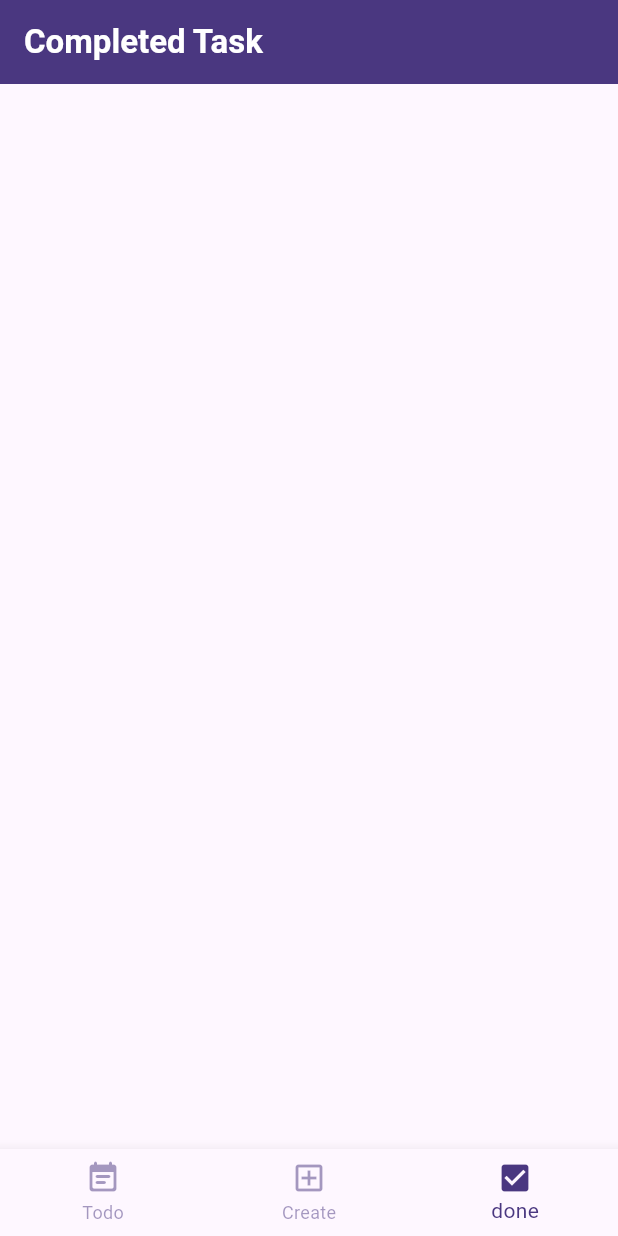
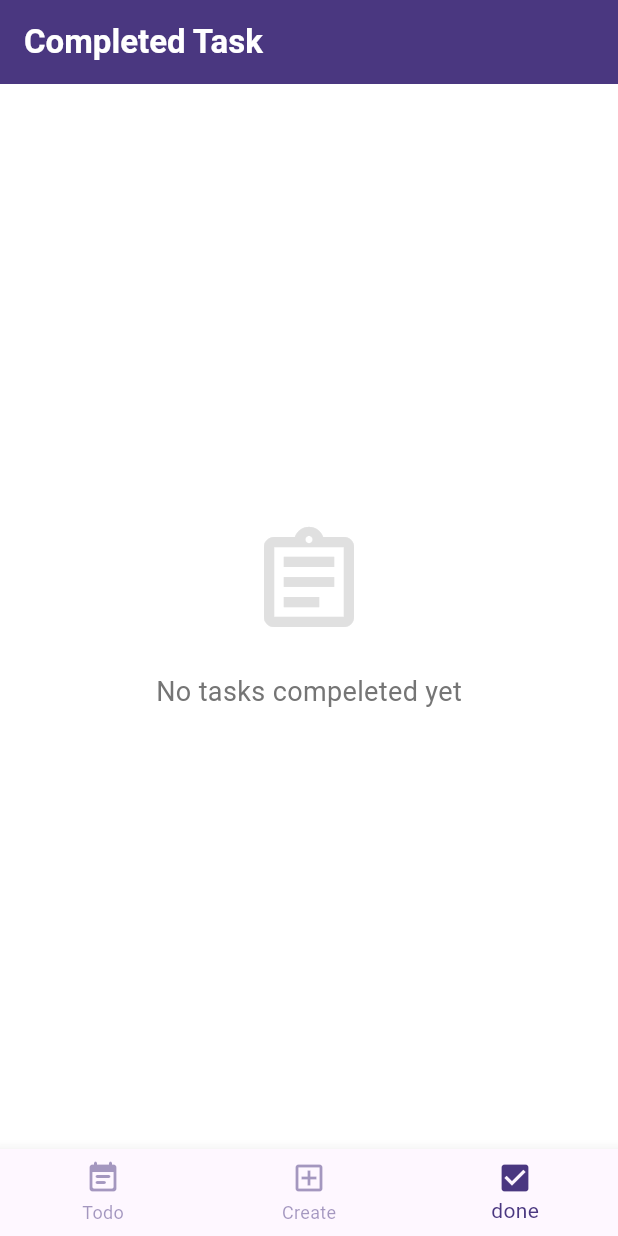
Before and after one commit to jaganprasad093/todo-app_nuox, a Flutter app: the screen it shows after launch, item 3 of the bottom bar chosen, on a phone screen of 412 x 824 dp. Run offline on Flutter 3.47's test engine with Material 3 defaults, Android fonts, the phone set to English and light mode, and no system bars; our stand-ins replace flutter_local_notifications, flutter_timezone, hive_flutter, permission_handler, timezone; accounts and stored records are empty.

```diff
--- a/lib/view/create_task/create_task.dart
+++ b/lib/view/create_task/create_task.dart
@@ -44,7 +44,9 @@ class _CreateTaskState extends State<CreateTask> {
     final isSmallScreen = MediaQuery.of(context).size.width < 600;
 
     return Scaffold(
+      backgroundColor: ColorConstnats.primarywhite,
       appBar: AppBar(
+        automaticallyImplyLeading: false,
         backgroundColor: ColorConstnats.backgroundColor,
         title: Text(
           widget.isedit ? "Update task" : "Add New Task",
--- a/lib/view/done_page/done_page.dart
+++ b/lib/view/done_page/done_page.dart
@@ -25,7 +25,9 @@ class _DonePageState extends State<DonePage> {
   @override
   Widget build(BuildContext context) {
     return Scaffold(
+      backgroundColor: ColorConstnats.primarywhite,
       appBar: AppBar(
+        automaticallyImplyLeading: false,
         backgroundColor: ColorConstnats.backgroundColor,
         title: Text(
           "Completed Task",
@@ -36,7 +38,28 @@ class _DonePageState extends State<DonePage> {
       body: Consumer<HomepageController>(
         builder: (context, value, child) => Padding(
           padding: const EdgeInsets.all(8.0),
-          child: ListView.separated(
+          child: HomepageController.completedKeys.isEmpty
+              ? Center(
+                  child: Column(
+                    mainAxisAlignment: MainAxisAlignment.center,
+                    children: [
+                      Icon(
+                        Icons.assignment_outlined,
+                        size: 80,
+                        color: Colors.grey[300],
+                      ),
+                      const SizedBox(height: 20),
+                      Text(
+                        "No tasks compeleted yet",
+                        style: TextStyle(
+                          fontSize: 18,
+                          color: Colors.grey[600],
+                        ),
+                      ),
+                    ],
+                  ),
+                )
+              : ListView.separated(
                   itemBuilder: (context, index) {
                     final currentKey = HomepageController.completedKeys[index];
                     final currentElement =
--- a/lib/view/homepage/homepage.dart
+++ b/lib/view/homepage/homepage.dart
@@ -28,6 +28,7 @@ class _HomepageState extends State<Homepage> {
     return Scaffold(
       backgroundColor: Colors.grey[50],
       appBar: AppBar(
+        automaticallyImplyLeading: false,
         backgroundColor: ColorConstnats.backgroundColor,
         elevation: 4,
         shadowColor: Colors.black.withValues(alpha: .2),
--- a/lib/view_model/notification_controller.dart
+++ b/lib/view_model/notification_controller.dart
@@ -133,6 +133,7 @@ class NotificationController with ChangeNotifier {
     // required String sound,
   }) async {
     await flutterLocalNotificationsPlugin.zonedSchedule(
+      androidScheduleMode: AndroidScheduleMode.exactAllowWhileIdle,
       id,
       'It\'s time to drink water!',
       'After drinking, touch the cup to confirm',
@@ -147,7 +148,7 @@ class NotificationController with ChangeNotifier {
           // sound: RawResourceAndroidNotificationSound(sound),
         ),
       ),
-      androidAllowWhileIdle: true,
+      // androidAllowWhileIdle: true,
       uiLocalNotificationDateInterpretation:
           UILocalNotificationDateInterpretation.absoluteTime,
       matchDateTimeComponents: DateTimeComponents.time,
--- a/pubspec.yaml
+++ b/pubspec.yaml
@@ -35,7 +35,7 @@ dependencies:
   # The following adds the Cupertino Icons font to your application.
   # Use with the CupertinoIcons class for iOS style icons.
   cupertino_icons: ^1.0.6
-  flutter_local_notifications: ^17.2.1+2
+  flutter_local_notifications: ^18.0.1
   hive_flutter: ^1.1.0
   timezone: ^0.9.4
   provider: ^6.1.2
@@ -70,6 +70,7 @@ flutter:
   # To add assets to your application, add an assets section, like this:
   assets:
     - assets/images/
+    - assets/screenshots/
   #   - images/a_dot_ham.jpeg
 
   # An image asset can refer to one or more resolution-specific "variants", see
```
Also changed, not shown: lib/view_model/Dummy_notification.dart (+6 -4 lines), lib/view_model/controller_1.dart (+5 -6 lines), pubspec.lock, 7 other files. Lines whose indentation alone changed are shown as unchanged.
